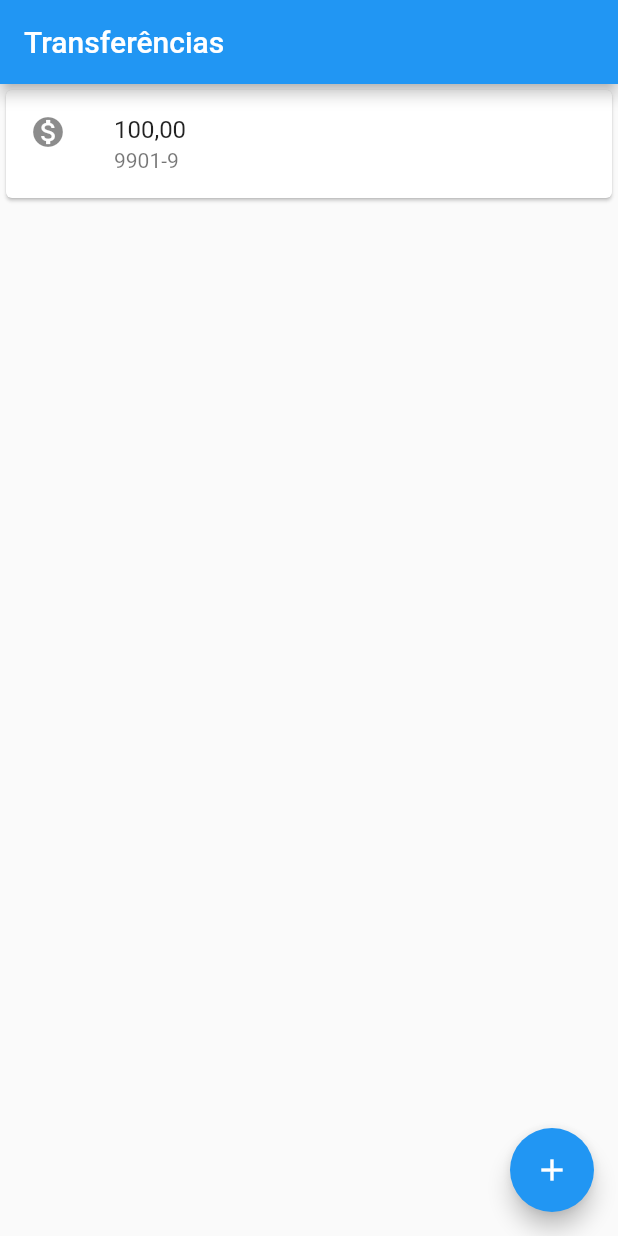
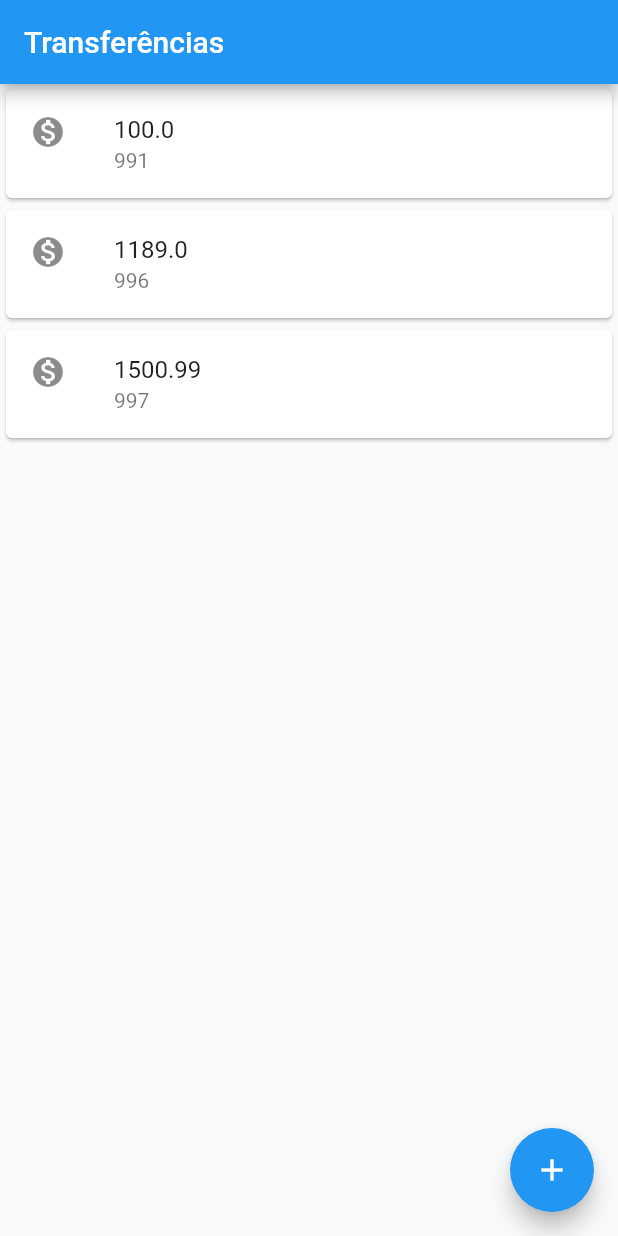
Before and after one commit to uires/bytebank-flutter, a Flutter app: the screen it shows after launch, on a phone screen of 412 x 824 dp. Run offline on Flutter 3.47's test engine with Material 2 defaults, Android fonts, the phone set to English and light mode, and no system bars.

Commit message:
refatorando widget e modelo de dado

```diff
--- a/lib/main.dart
+++ b/lib/main.dart
@@ -3,12 +3,11 @@ import 'package:flutter/material.dart';
 void main() => runApp(
     MaterialApp(
       home: Scaffold(
-        body: Card(
-          child: ListTile(
-            leading: Icon(Icons.monetization_on),
-            title: Text('100,00'),
-            subtitle: Text('9901-9'),
-          )
+        body: Column(children: <Widget>[
+            ItemTransferencia(Transferencia(100.00, 991)),
+            ItemTransferencia(Transferencia(1189.00, 996)),
+            ItemTransferencia(Transferencia(1500.99, 997))
+          ]
         ),
         appBar: AppBar(
           title: Text('Transferências'),
@@ -25,3 +24,31 @@ void main() => runApp(
 
     print('método para tirar warning do flutter');
   }
+
+
+class ItemTransferencia extends StatelessWidget {
+
+  final Transferencia _transferencia;
+
+  ItemTransferencia(this._transferencia);
+
+  @override
+  Widget build(BuildContext context) {
+
+    return Card(
+        child: ListTile(
+          leading: Icon(Icons.monetization_on),
+          title: Text(this._transferencia.valor.toString()),
+          subtitle: Text(this._transferencia.numeroConta.toString()),
+        )
+      );
+  }
+}
+
+class Transferencia {
+
+  final double valor;
+  final int numeroConta;
+
+  Transferencia(this.valor, this.numeroConta);
+}
```
